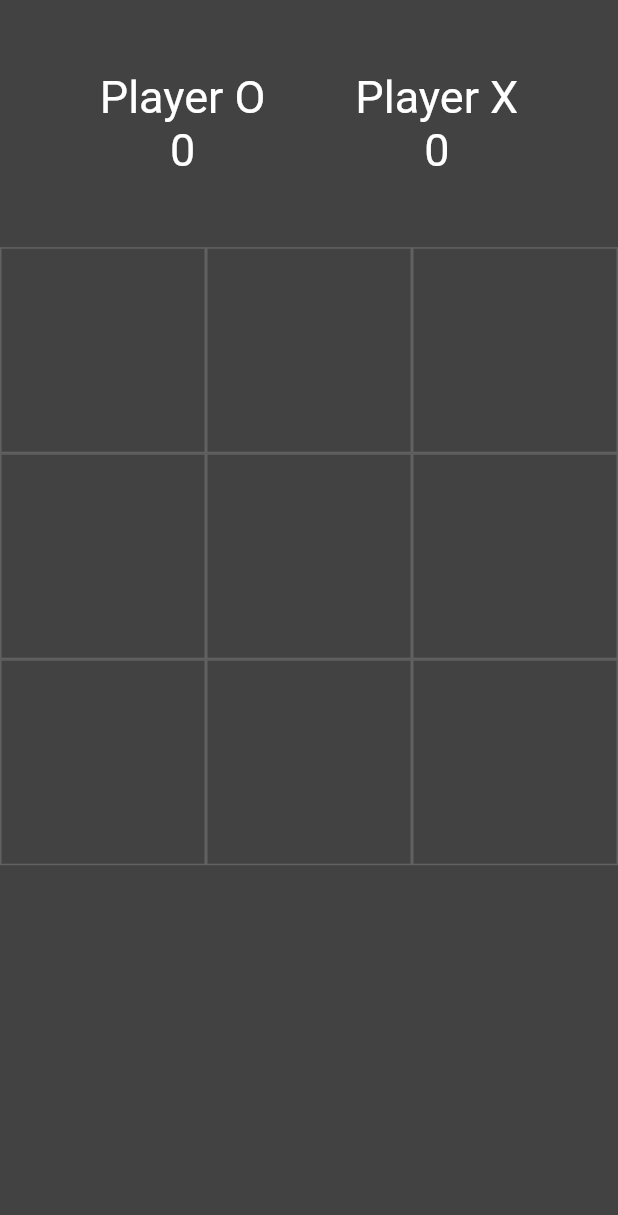
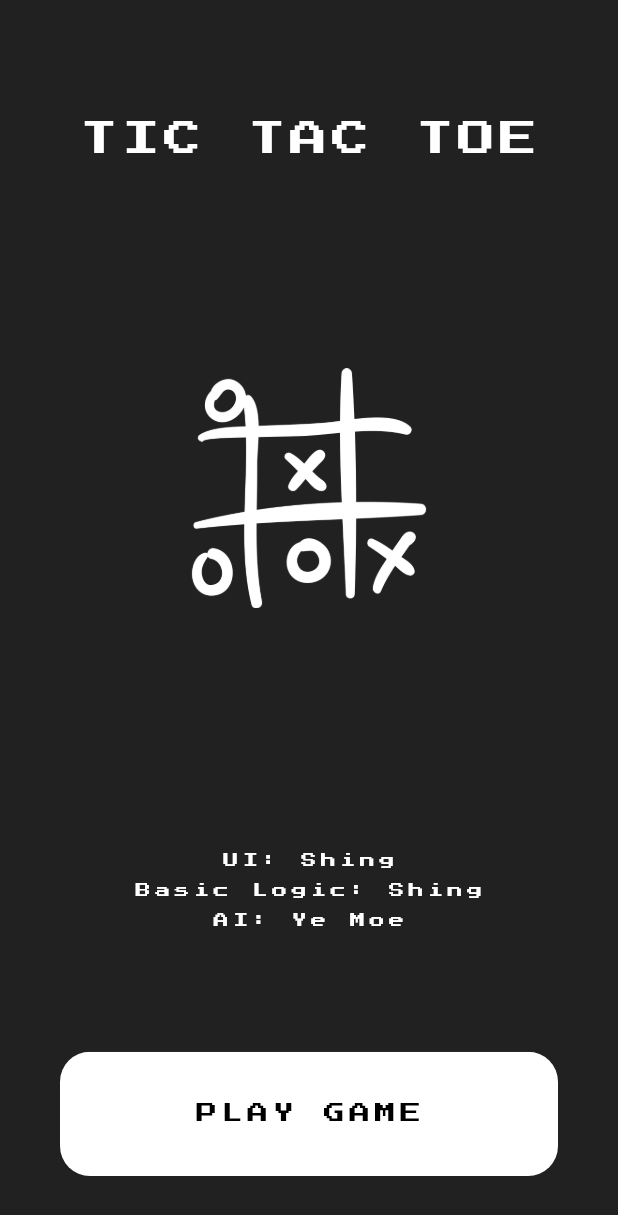
Before and after one commit to TomNgan/tic_tac_toe_game_flutter, a Flutter app: the screen it shows after launch, on a phone screen of 412 x 824 dp. Shown: the top 1215 px of the screen. Run offline on Flutter 3.47's test engine with Material 2 defaults, Android fonts, the phone set to English and light mode, and no system bars; drawn by our look-alikes of avatar_glow; our stand-ins replace google_fonts.

Commit message:
added intro screen and update home screen for iphone SE

```diff
--- a/lib/home_page.dart
+++ b/lib/home_page.dart
@@ -1,4 +1,5 @@
 import 'package:flutter/material.dart';
+import 'package:google_fonts/google_fonts.dart';
 
 class HomePage extends StatefulWidget {
   const HomePage({Key? key}) : super(key: key);
@@ -17,45 +18,61 @@ class _HomePageState extends State<HomePage> {
   int xScore = 0;
   int filledBoxees = 0;
 
+  static TextStyle myNewFont = GoogleFonts.pressStart2p(
+      textStyle: const TextStyle(color: Colors.black, letterSpacing: 3));
+  static TextStyle myNewFontWhite = GoogleFonts.pressStart2p(
+      textStyle:
+          const TextStyle(color: Colors.white, letterSpacing: 3, fontSize: 15));
+  static TextStyle myNewGridTextFont = GoogleFonts.pressStart2p(
+      textStyle: const TextStyle(color: Colors.white, fontSize: 40));
+
   @override
   Widget build(BuildContext context) {
     return Scaffold(
-      backgroundColor: Colors.grey[800],
+      backgroundColor: Colors.grey[900],
       body: Column(
         children: [
+          const SizedBox(
+            height: 15,
+          ),
           Expanded(
-            child: Container(
             child: Row(
               mainAxisAlignment: MainAxisAlignment.center,
               children: [
                 Padding(
-                    padding: const EdgeInsets.all(30.0),
+                  padding: const EdgeInsets.only(left: 20, right: 20, top: 20),
                   child: Column(
                     mainAxisAlignment: MainAxisAlignment.center,
                     children: [
                       Text(
                         'Player O',
-                          style: myTextStyle,
+                        style: myNewFontWhite,
+                      ),
+                      const SizedBox(
+                        height: 20,
                       ),
                       Text(
                         ohScore.toString(),
-                          style: myTextStyle,
+                        style: myNewFontWhite,
                       ),
                     ],
                   ),
                 ),
                 Padding(
-                    padding: const EdgeInsets.all(30.0),
+                  padding: const EdgeInsets.only(left: 20, right: 20, top: 20),
                   child: Column(
                     mainAxisAlignment: MainAxisAlignment.center,
                     children: [
                       Text(
                         'Player X',
-                          style: myTextStyle,
+                        style: myNewFontWhite,
+                      ),
+                      const SizedBox(
+                        height: 20,
                       ),
                       Text(
                         xScore.toString(),
-                          style: myTextStyle,
+                        style: myNewFontWhite,
                       ),
                     ],
                   ),
@@ -63,11 +80,11 @@ class _HomePageState extends State<HomePage> {
               ],
             ),
           ),
-          ),
           Expanded(
-            flex: 3,
+            flex: 4,
             child: GridView.builder(
               itemCount: 9,
+              physics: const NeverScrollableScrollPhysics(),
               gridDelegate: const SliverGridDelegateWithFixedCrossAxisCount(
                   crossAxisCount: 3),
               itemBuilder: ((context, index) {
@@ -83,11 +100,8 @@ class _HomePageState extends State<HomePage> {
                     ),
                     child: Center(
                       child: Text(
-                        displayExOh[index],
-                        style: const TextStyle(
-                          color: Colors.white,
-                          fontSize: 40,
-                        ),
+                        displayExOh[index].toUpperCase(),
+                        style: myNewGridTextFont,
                       ),
                     ),
                   ),
@@ -96,7 +110,23 @@ class _HomePageState extends State<HomePage> {
             ),
           ),
           Expanded(
-            child: Container(),
+            child: Center(
+              child: Column(
+                children: [
+                  Text(
+                    'TIC TAC TOE',
+                    style: myNewFontWhite,
+                  ),
+                  const SizedBox(
+                    height: 25,
+                  ),
+                  Text(
+                    'Try it out',
+                    style: myNewFontWhite,
+                  )
+                ],
+              ),
+            ),
           ),
         ],
       ),
--- a/lib/main.dart
+++ b/lib/main.dart
@@ -1,4 +1,6 @@
+import 'package:avatar_glow/avatar_glow.dart';
 import 'package:flutter/material.dart';
+import 'package:google_fonts/google_fonts.dart';
 import 'home_page.dart';
 
 void main() {
@@ -12,7 +14,132 @@ class MyApp extends StatelessWidget {
   Widget build(BuildContext context) {
     return const MaterialApp(
       debugShowCheckedModeBanner: false,
-      home: HomePage(),
+      // home: HomePage(),
+      home: IntroScreen(),
     );
   }
 }
+
+class IntroScreen extends StatefulWidget {
+  const IntroScreen({Key? key}) : super(key: key);
+
+  @override
+  State<IntroScreen> createState() => _IntroScreenState();
+}
+
+class _IntroScreenState extends State<IntroScreen> {
+  static TextStyle myNewFont = GoogleFonts.pressStart2p(
+      textStyle: const TextStyle(color: Colors.black, letterSpacing: 3));
+  static TextStyle myNewFontWhite = GoogleFonts.pressStart2p(
+      textStyle: const TextStyle(color: Colors.white, letterSpacing: 3));
+
+  @override
+  Widget build(BuildContext context) {
+    return MaterialApp(
+      debugShowCheckedModeBanner: false,
+      home: Scaffold(
+        backgroundColor: Colors.grey[900],
+        body: Center(
+          child: Column(
+            mainAxisAlignment: MainAxisAlignment.center,
+            children: [
+              Expanded(
+                child: Padding(
+                  padding: const EdgeInsets.only(top: 80),
+                  child: Text(
+                    'TIC TAC TOE',
+                    style: myNewFontWhite.copyWith(fontSize: 25),
+                  ),
+                ),
+              ),
+              Expanded(
+                flex: 2,
+                child: AvatarGlow(
+                  endRadius: 140,
+                  duration: const Duration(seconds: 2),
+                  glowColor: Colors.white,
+                  repeat: true,
+                  repeatPauseDuration: const Duration(seconds: 1),
+                  startDelay: const Duration(seconds: 1),
+                  child: Container(
+                    decoration: BoxDecoration(
+                      border: Border.all(
+                        style: BorderStyle.none,
+                      ),
+                      shape: BoxShape.circle,
+                    ),
+                    child: CircleAvatar(
+                      backgroundColor: Colors.grey[900],
+                      radius: 80.0,
+                      child: Image.asset(
+                        'lib/images/tic-tac-toe-hand-drawn-game.png',
+                        color: Colors.white,
+                        fit: BoxFit.scaleDown,
+                      ),
+                    ),
+                  ),
+                ),
+              ),
+              Expanded(
+                child: Padding(
+                  padding: const EdgeInsets.only(top: 80.0),
+                  child: Column(
+                    children: [
+                      Text(
+                        'UI: Shing',
+                        style: myNewFontWhite.copyWith(fontSize: 10),
+                      ),
+                      const SizedBox(
+                        height: 10,
+                      ),
+                      Text(
+                        'Basic Logic: Shing',
+                        style: myNewFontWhite.copyWith(fontSize: 10),
+                      ),
+                      const SizedBox(
+                        height: 10,
+                      ),
+                      Text(
+                        'AI: Ye Moe',
+                        style: myNewFontWhite.copyWith(fontSize: 10),
+                      ),
+                    ],
+                  ),
+                ),
+              ),
+              const SizedBox(
+                height: 10,
+              ),
+              Expanded(
+                child: GestureDetector(
+                  onTap: () {
+                    Navigator.push(
+                        context,
+                        MaterialPageRoute(
+                            builder: (context) => const HomePage()));
+                  },
+                  child: Padding(
+                    padding: const EdgeInsets.all(40),
+                    child: ClipRRect(
+                      borderRadius: BorderRadius.circular(20),
+                      child: Container(
+                        padding: const EdgeInsets.all(20),
+                        color: Colors.white,
+                        child: Center(
+                          child: Text(
+                            'PLAY GAME',
+                            style: myNewFont,
+                          ),
+                        ),
+                      ),
+                    ),
+                  ),
+                ),
+              )
+            ],
+          ),
+        ),
+      ),
+    );
+  }
+}
```
Also changed, not shown: pubspec.yaml (+6 -1 lines), lib/images/tic-tac-toe-hand-drawn-game.png (added), pubspec.lock, 10 other files. Lines whose indentation alone changed are shown as unchanged.
